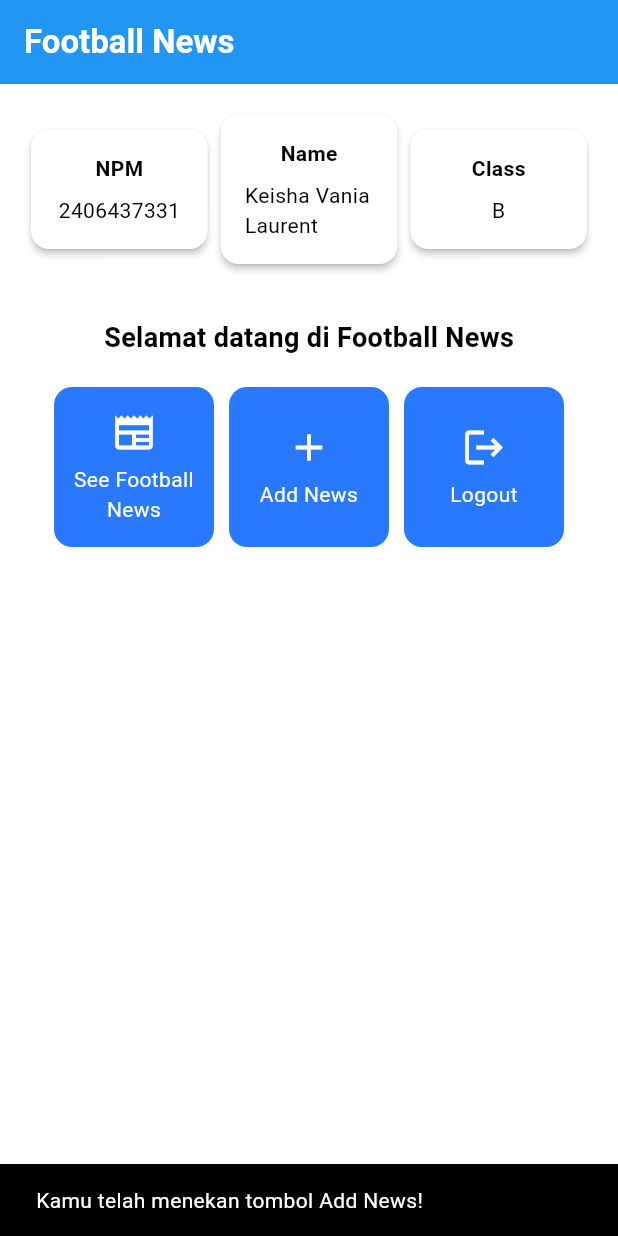
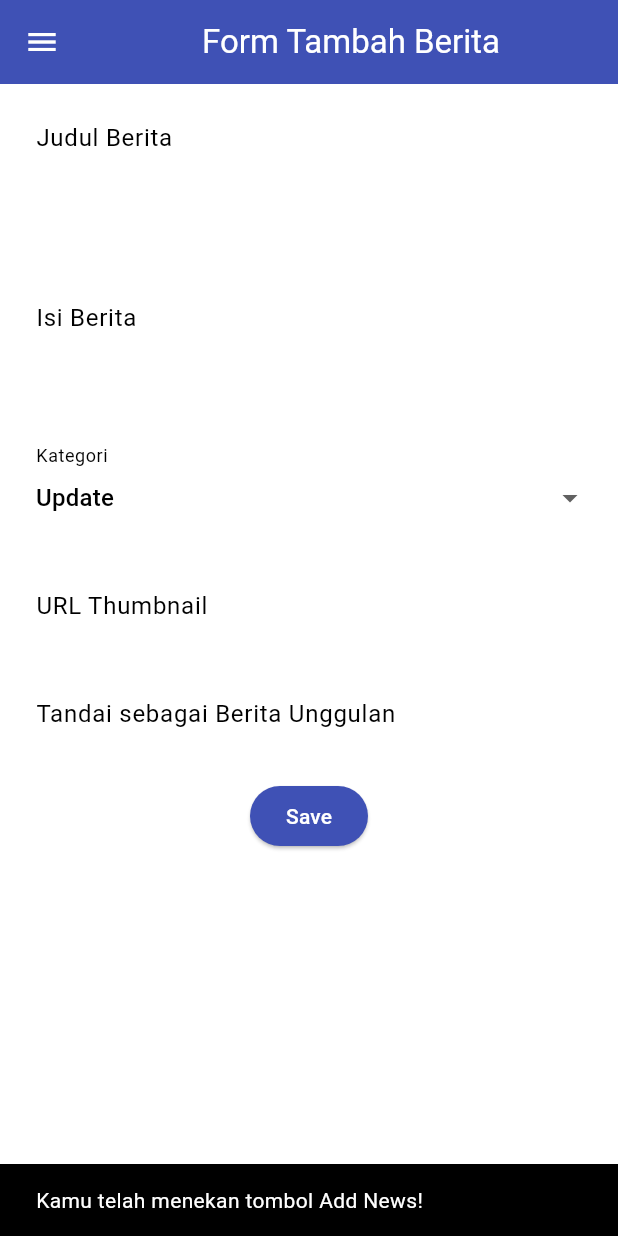
Before and after one commit to kurrorro/football-news-mobile, a Flutter app: the screen it shows after launch, after a tap on "Add News", on a phone screen of 412 x 824 dp. Run offline on Flutter 3.47's test engine with Material 3 defaults, Android fonts, the phone set to English and light mode, and no system bars.

Commit message:
Tutorial 7

```diff
--- a/lib/main.dart
+++ b/lib/main.dart
@@ -1,5 +1,5 @@
 import 'package:flutter/material.dart';
-import 'package:football_news/menu.dart';
+import 'package:football_news/screens/menu.dart';
 
 void main() {
   runApp(const MyApp());
--- a/lib/menu.dart
+++ b/lib/screens/menu.dart
@@ -1,4 +1,6 @@
 import 'package:flutter/material.dart';
+import 'package:football_news/widgets/left_drawer.dart';
+import 'package:football_news/widgets/news_card.dart';
 
 class MyHomePage extends StatelessWidget {
     const MyHomePage({super.key});
@@ -13,8 +15,8 @@ class MyHomePage extends StatelessWidget {
       ItemHomepage("Logout", Icons.logout),
     ];
 
-     @override
-        Widget build(BuildContext context) {
+    @override
+      Widget build(BuildContext context) {
         // Scaffold menyediakan struktur dasar halaman dengan AppBar dan body.
         return Scaffold(
           // AppBar adalah bagian atas halaman yang menampilkan judul.
@@ -30,6 +32,7 @@ class MyHomePage extends StatelessWidget {
             // Warna latar belakang AppBar diambil dari skema warna tema aplikasi.
             backgroundColor: Theme.of(context).colorScheme.primary,
           ),
+          drawer: LeftDrawer(),
           // Body halaman dengan padding di sekelilingnya.
           body: Padding(
             padding: const EdgeInsets.all(16.0),
@@ -136,55 +139,64 @@ class ItemHomepage {
  const ItemHomepage(this.name, this.icon);
 }
 
-class ItemCard extends StatelessWidget {
-  // Menampilkan kartu dengan ikon dan nama.
+// class ItemCard extends StatelessWidget {
+//   // Menampilkan kartu dengan ikon dan nama.
 
-  final ItemHomepage item;
+//   final ItemHomepage item;
 
-  const ItemCard(this.item, {super.key});
+//   const ItemCard(this.item, {super.key});
 
-  @override
-  Widget build(BuildContext context) {
-    return Material(
-      // Menentukan warna latar belakang dari tema aplikasi.
-      color: Theme.of(context).colorScheme.secondary,
-      // Membuat sudut kartu melengkung.
-      borderRadius: BorderRadius.circular(12),
+//   @override
+//   Widget build(BuildContext context) {
+//     return Material(
+//       // Menentukan warna latar belakang dari tema aplikasi.
+//       color: Theme.of(context).colorScheme.secondary,
+//       // Membuat sudut kartu melengkung.
+//       borderRadius: BorderRadius.circular(12),
 
-      child: InkWell(
-        // Aksi ketika kartu ditekan.
-        onTap: () {
-          // Menampilkan pesan SnackBar saat kartu ditekan.
-          ScaffoldMessenger.of(context)
-            ..hideCurrentSnackBar()
-            ..showSnackBar(
-              SnackBar(content: Text("Kamu telah menekan tombol ${item.name}!"))
-            );
-        },
-        // Container untuk menyimpan Icon dan Text
-        child: Container(
-          padding: const EdgeInsets.all(8),
-          child: Center(
-            child: Column(
-              // Menyusun ikon dan teks di tengah kartu.
-              mainAxisAlignment: MainAxisAlignment.center,
-              children: [
-                Icon(
-                  item.icon,
-                  color: Colors.white,
-                  size: 30.0,
-                ),
-                const Padding(padding: EdgeInsets.all(3)),
-                Text(
-                  item.name,
-                  textAlign: TextAlign.center,
-                  style: const TextStyle(color: Colors.white),
-                ),
-              ],
-            ),
-          ),
-        ),
-      ),
-    );
-  }
-}
+//       child: InkWell(
+//         // Aksi ketika kartu ditekan.
+//         onTap: () {
+//           // Menampilkan pesan SnackBar saat kartu ditekan.
+//           ScaffoldMessenger.of(context)
+//             ..hideCurrentSnackBar()
+//             ..showSnackBar(
+//               SnackBar(content: Text("Kamu telah menekan tombol ${item.name}!"))
+//             );
+
+//           // Navigate ke route yang sesuai (tergantung jenis tombol)
+//           if (item.name == "Add News") {
+//             // TODO: Gunakan Navigator.push untuk melakukan navigasi ke MaterialPageRoute yang mencakup NewsFormPage.
+//             Navigator.push(
+//               context,
+//               MaterialPageRoute(builder: (context) => const NewsFormPage()),
+//             );
+//           }
+//         },
+//         // Container untuk menyimpan Icon dan Text
+//         child: Container(
+//           padding: const EdgeInsets.all(8),
+//           child: Center(
+//             child: Column(
+//               // Menyusun ikon dan teks di tengah kartu.
+//               mainAxisAlignment: MainAxisAlignment.center,
+//               children: [
+//                 Icon(
+//                   item.icon,
+//                   color: Colors.white,
+//                   size: 30.0,
+//                 ),
+//                 const Padding(padding: EdgeInsets.all(3)),
+//                 Text(
+//                   item.name,
+//                   textAlign: TextAlign.center,
+//                   style: const TextStyle(color: Colors.white),
+//                 ),
+//               ],
+//             ),
+//           ),
+//         ),
+//       ),
+//     );
+//   }
+// }
--- /dev/null
+++ b/lib/screens/newslist_form.dart
@@ -0,0 +1,214 @@
+import 'package:flutter/material.dart';
+// TODO: Impor drawer yang sudah dibuat sebelumnya
+import 'package:football_news/widgets/left_drawer.dart';
+
+class NewsFormPage extends StatefulWidget {
+  const NewsFormPage({super.key});
+
+  @override
+  State<NewsFormPage> createState() => _NewsFormPageState();
+}
+
+class _NewsFormPageState extends State<NewsFormPage> {
+  final _formKey = GlobalKey<FormState>();
+  String _title = "";
+  String _content = "";
+  String _category = "update"; // default
+  String _thumbnail = "";
+  bool _isFeatured = false; // default
+
+  final List<String> _categories = [
+    'transfer',
+    'update',
+    'exclusive',
+    'match',
+    'rumor',
+    'analysis',
+  ];
+
+  @override
+  Widget build(BuildContext context) {
+    return Scaffold(
+      appBar: AppBar(
+        title: const Center(child: Text('Form Tambah Berita')),
+        backgroundColor: Colors.indigo,
+        foregroundColor: Colors.white,
+      ),
+      // TODO: Tambahkan drawer yang sudah dibuat di sini
+      drawer: const LeftDrawer(),
+      body: Form(
+          key: _formKey,
+          child: SingleChildScrollView(
+            child: Column(
+            crossAxisAlignment: CrossAxisAlignment.start,
+            children:[
+              // === Title ===
+              Padding(
+                padding: const EdgeInsets.all(8.0),
+                child: TextFormField(
+                  decoration: InputDecoration(
+                    hintText: "Judul Berita",
+                    labelText: "Judul Berita",
+                    border: OutlineInputBorder(
+                      borderRadius: BorderRadius.circular(5.0),
+                    ),
+                  ),
+                  onChanged: (String? value) {
+                    setState(() {
+                      _title = value!;
+                    });
+                  },
+                  validator: (String? value) {
+                    if (value == null || value.isEmpty) {
+                      return "Judul tidak boleh kosong!";
+                    }
+                    return null;
+                  },
+                ),
+              ),
+
+              // === Content ===
+              Padding(
+                padding: const EdgeInsets.all(8.0),
+                child: TextFormField(
+                  maxLines: 5,
+                  decoration: InputDecoration(
+                    hintText: "Isi Berita",
+                    labelText: "Isi Berita",
+                    border: OutlineInputBorder(
+                      borderRadius: BorderRadius.circular(5.0),
+                    ),
+                  ),
+                  onChanged: (String? value) {
+                    setState(() {
+                      _content = value!;
+                    });
+                  },
+                  validator: (String? value) {
+                    if (value == null || value.isEmpty) {
+                      return "Isi berita tidak boleh kosong!";
+                    }
+                    return null;
+                  },
+                ),
+              ),
+
+              // === Category ===
+              Padding(
+                padding: const EdgeInsets.all(8.0),
+                child: DropdownButtonFormField<String>(
+                  decoration: InputDecoration(
+                    labelText: "Kategori",
+                    border: OutlineInputBorder(
+                      borderRadius: BorderRadius.circular(5.0),
+                    ),
+                  ),
+                  initialValue: _category,
+                  items: _categories
+                      .map((cat) => DropdownMenuItem(
+                            value: cat,
+                            child: Text(
+                                cat[0].toUpperCase() + cat.substring(1)),
+                          ))
+                      .toList(),
+                  onChanged: (String? newValue) {
+                    setState(() {
+                      _category = newValue!;
+                    });
+                  },
+                ),
+              ),
+
+              // === Thumbnail URL ===
+              Padding(
+                padding: const EdgeInsets.all(8.0),
+                child: TextFormField(
+                  decoration: InputDecoration(
+                    hintText: "URL Thumbnail (opsional)",
+                    labelText: "URL Thumbnail",
+                    border: OutlineInputBorder(
+                      borderRadius: BorderRadius.circular(5.0),
+                    ),
+                  ),
+                  onChanged: (String? value) {
+                    setState(() {
+                      _thumbnail = value!;
+                    });
+                  },
+                ),
+              ),
+
+              // === Is Featured ===
+              Padding(
+                padding: const EdgeInsets.all(8.0),
+                child: SwitchListTile(
+                  title: const Text("Tandai sebagai Berita Unggulan"),
+                  value: _isFeatured,
+                  onChanged: (bool value) {
+                    setState(() {
+                      _isFeatured = value;
+                    });
+                  },
+                ),
+              ),
+
+              // === Tombol Simpan ===
+              Align(
+                alignment: Alignment.bottomCenter,
+                child: Padding(
+                  padding: const EdgeInsets.all(8.0),
+                  child: ElevatedButton(
+                  style: ButtonStyle(
+                    backgroundColor:
+                        WidgetStateProperty.all(Colors.indigo),
+                  ),
+                  onPressed: () {
+                    if (_formKey.currentState!.validate()) {
+                      showDialog(
+                        context: context,
+                        builder: (context) {
+                          return AlertDialog(
+                            title: const Text('Produk berhasil tersimpan'),
+                            content: SingleChildScrollView(
+                              child: Column(
+                                crossAxisAlignment:
+                                    CrossAxisAlignment.start,
+                                children: [
+                                  Text('Judul: $_title'),
+                                    Text('Isi: $_content'),
+                                    Text('Kategori: $_category'),
+                                    Text('Thumbnail: $_thumbnail'),
+                                    Text(
+                                        'Unggulan: ${_isFeatured ? "Ya" : "Tidak"}'),
+                                ],
+                              ),
+                            ),
+                            actions: [
+                              TextButton(
+                                child: const Text('OK'),
+                                onPressed: () {
+                                  Navigator.pop(context);
+                                  _formKey.currentState!.reset();
+                                },
+                              ),
+                            ],
+                          );
+                        },
+                      );
+
+                    }
+                  },
+                  child: const Text(
+                    "Save",
+                    style: TextStyle(color: Colors.white),
+                  ),
+                ),
+                ),
+              ),
+            ],
+          ),
+        ),
+      ),
+    );
+  }
+}
--- /dev/null
+++ b/lib/widgets/left_drawer.dart
@@ -0,0 +1,71 @@
+import 'package:flutter/material.dart';
+import 'package:football_news/screens/menu.dart';
+import 'package:football_news/screens/newslist_form.dart';
+
+class LeftDrawer extends StatelessWidget {
+  const LeftDrawer({super.key});
+
+  @override
+  Widget build(BuildContext context) {
+    return Drawer(
+      child: ListView(
+        children: [
+          const DrawerHeader(
+            decoration: BoxDecoration(color: Colors.blue),
+            child: Column(
+              children: [
+                Text(
+                  'Football News',
+                  textAlign: TextAlign.center,
+                  style: TextStyle(
+                    fontSize: 30,
+                    fontWeight: FontWeight.bold,
+                    color: Colors.white,
+                  ),
+                ),
+                Padding(padding: EdgeInsets.all(10)),
+                Text(
+                  "Seluruh berita sepak bola terkini di sini!",
+                  // TODO: Tambahkan gaya teks dengan center alignment, font ukuran 15, warna putih, dan weight biasa
+                  textAlign: TextAlign.center,
+                  style: TextStyle(
+                    fontSize: 15,
+                    fontWeight: FontWeight.normal,
+                    color: Colors.white,
+                  ),
+                ),
+              ],
+            ),
+          ),
+          // TODO: Bagian routing
+          ListTile(
+            leading: const Icon(Icons.home_outlined),
+            title: const Text('Home'),
+            // Bagian redirection ke MyHomePage
+            onTap: () {
+              Navigator.pushReplacement(
+                context,
+                MaterialPageRoute(builder: (context) => MyHomePage()),
+              );
+            },
+          ),
+          ListTile(
+            leading: const Icon(Icons.post_add),
+            title: const Text('Add News'),
+            // Bagian redirection ke NewsFormPage
+            onTap: () {
+              /*
+              TODO: Buatlah routing ke NewsFormPage di sini,
+              setelah halaman NewsFormPage sudah dibuat.
+              */
+              Navigator.pushReplacement(
+                context,
+                MaterialPageRoute(builder: (context) => const NewsFormPage()),
+              );
+            },
+          ),
+        ],
+      ),
+    );
+  }
+}
--- /dev/null
+++ b/lib/widgets/news_card.dart
@@ -0,0 +1,65 @@
+import 'package:flutter/material.dart';
+import 'package:football_news/screens/menu.dart';
+import 'package:football_news/screens/newslist_form.dart';
+
+class ItemCard extends StatelessWidget {
+  // Menampilkan kartu dengan ikon dan nama.
+
+  final ItemHomepage item;
+
+  const ItemCard(this.item, {super.key});
+
+  @override
+  Widget build(BuildContext context) {
+    return Material(
+      // Menentukan warna latar belakang dari tema aplikasi.
+      color: Theme.of(context).colorScheme.secondary,
+      // Membuat sudut kartu melengkung.
+      borderRadius: BorderRadius.circular(12),
+
+      child: InkWell(
+        // Aksi ketika kartu ditekan.
+        onTap: () {
+          // Menampilkan pesan SnackBar saat kartu ditekan.
+          ScaffoldMessenger.of(context)
+            ..hideCurrentSnackBar()
+            ..showSnackBar(
+              SnackBar(content: Text("Kamu telah menekan tombol ${item.name}!"))
+            );
+
+          // Navigate ke route yang sesuai (tergantung jenis tombol)
+          if (item.name == "Add News") {
+            // TODO: Gunakan Navigator.push untuk melakukan navigasi ke MaterialPageRoute yang mencakup NewsFormPage.
+            Navigator.push(
+              context,
+              MaterialPageRoute(builder: (context) => const NewsFormPage()),
+            );
+          }
+        },
+        // Container untuk menyimpan Icon dan Text
+        child: Container(
+          padding: const EdgeInsets.all(8),
+          child: Center(
+            child: Column(
+              // Menyusun ikon dan teks di tengah kartu.
+              mainAxisAlignment: MainAxisAlignment.center,
+              children: [
+                Icon(
+                  item.icon,
+                  color: Colors.white,
+                  size: 30.0,
+                ),
+                const Padding(padding: EdgeInsets.all(3)),
+                Text(
+                  item.name,
+                  textAlign: TextAlign.center,
+                  style: const TextStyle(color: Colors.white),
+                ),
+              ],
+            ),
+          ),
+        ),
+      ),
+    );
+  }
+}
```
